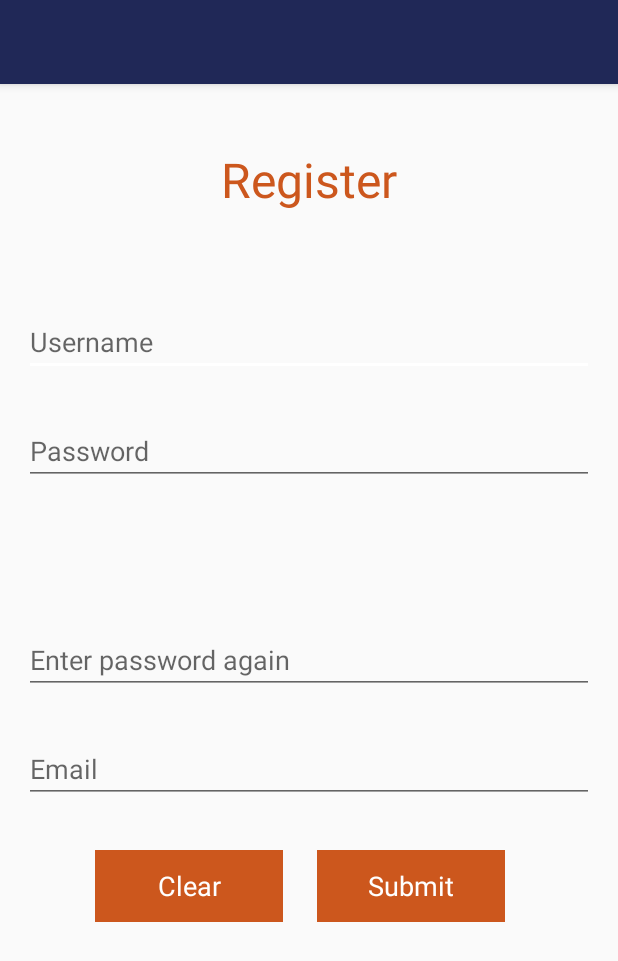
After one commit to JonoCX/ComicHub, an Android app: the Register screen opened directly, with no data from a screen before it, on a phone screen of 412 x 824 dp. The commit adds this screen. Shown: the top 961 px of the screen. Run offline under Robolectric (Android 15) with nearby library versions, the phone set to English and light mode, and no system bars.

Commit message:
initial development, two activities added.

```diff
--- a/app/src/main/AndroidManifest.xml
+++ b/app/src/main/AndroidManifest.xml
@@ -15,6 +15,8 @@
                 <category android:name="android.intent.category.LAUNCHER" />
             </intent-filter>
         </activity>
+        <activity android:name=".LandingScreen" />
+        <activity android:name=".Register"></activity>
     </application>
 
 </manifest>
--- a/app/src/main/java/uk/ac/ncl/j_carlton/comichub/MainActivity.java
+++ b/app/src/main/java/uk/ac/ncl/j_carlton/comichub/MainActivity.java
@@ -1,7 +1,9 @@
 package uk.ac.ncl.j_carlton.comichub;
 
+import android.content.Intent;
 import android.support.v7.app.AppCompatActivity;
 import android.os.Bundle;
+import android.view.View;
 
 public class MainActivity extends AppCompatActivity {
 
@@ -10,4 +12,14 @@ public class MainActivity extends AppCompatActivity {
         super.onCreate(savedInstanceState);
         setContentView(R.layout.activity_main);
     }
+
+    /**
+     * Move to the register activity, if the user
+     * clicks on its respective button
+     * @param view  the view which was click
+     */
+    public void goToRegister(View view) {
+        Intent intent = new Intent(this, Register.class);
+        startActivity(intent);
+    }
 }
--- /dev/null
+++ b/app/src/main/java/uk/ac/ncl/j_carlton/comichub/Register.java
@@ -0,0 +1,56 @@
+package uk.ac.ncl.j_carlton.comichub;
+
+import android.graphics.Color;
+import android.support.v7.app.AppCompatActivity;
+import android.os.Bundle;
+import android.view.View;
+import android.widget.EditText;
+import android.widget.TextView;
+import android.widget.Toast;
+
+public class Register extends AppCompatActivity {
+
+    EditText username;
+    EditText password_one;
+    EditText password_two;
+    EditText email;
+
+    @Override
+    protected void onCreate(Bundle savedInstanceState) {
+        super.onCreate(savedInstanceState);
+        setContentView(R.layout.activity_register);
+
+        // Find all of the activity elements by their IDs
+        username = (EditText) findViewById(R.id.username);
+        password_one = (EditText) findViewById(R.id.first_password);
+        password_two = (EditText) findViewById(R.id.second_password);
+        email = (EditText) findViewById(R.id.email);
+
+    }
+
+    /**
+     * Clear the form
+     * @param view  the view which was clicked
+     */
+    public void clearForm(View view) {
+        // finish the current activity
+        finish();
+
+        // restart itself
+        startActivity(getIntent());
+    }
+
+    /**
+     *
+     * @param view
+     */
+    public void submitForm(View view) {
+        // check for password equality
+        if (!(password_one.getText().toString().equals(password_two.getText().toString()))) {
+            Toast.makeText(getApplicationContext(), "Passwords do not match", Toast.LENGTH_LONG).show();
+            clearForm(view);
+        } else {
+
+        }
+    }
+}
--- /dev/null
+++ b/app/src/main/java/uk/ac/ncl/j_carlton/comichub/landingscreen.java
@@ -0,0 +1,13 @@
+package uk.ac.ncl.j_carlton.comichub;
+
+import android.support.v7.app.AppCompatActivity;
+import android.os.Bundle;
+
+public class LandingScreen extends AppCompatActivity {
+
+    @Override
+    protected void onCreate(Bundle savedInstanceState) {
+        super.onCreate(savedInstanceState);
+        setContentView(R.layout.activity_landingscreen);
+    }
+}
--- /dev/null
+++ b/app/src/main/res/layout/activity_landingscreen.xml
@@ -0,0 +1,23 @@
+<?xml version="1.0" encoding="utf-8"?>
+<RelativeLayout xmlns:android="http://schemas.android.com/apk/res/android"
+    xmlns:tools="http://schemas.android.com/tools"
+    android:layout_width="match_parent"
+    android:layout_height="match_parent"
+    android:paddingBottom="@dimen/activity_vertical_margin"
+    android:paddingLeft="@dimen/activity_horizontal_margin"
+    android:paddingRight="@dimen/activity_horizontal_margin"
+    android:paddingTop="@dimen/activity_vertical_margin"
+    tools:context=".LandingScreen"
+    android:background="#ffffff">
+
+    <!--<ImageView
+        android:layout_width="wrap_content"
+        android:layout_height="wrap_content"
+        android:id="@+id/imageView"
+        android:layout_marginTop="26dp"
+        android:src="@drawable/logo"
+        android:layout_alignParentTop="true"
+        android:layout_centerHorizontal="true" />-->
+
+
+</RelativeLayout>
--- a/app/src/main/res/layout/activity_main.xml
+++ b/app/src/main/res/layout/activity_main.xml
@@ -48,7 +48,8 @@
         android:id="@+id/register_btn"
         android:background="#cc571d"
         android:layout_alignTop="@+id/login_btn"
-        android:layout_alignStart="@+id/user_pass" />
+        android:layout_alignStart="@+id/user_pass"
+        android:onClick="goToRegister"/>
 
     <Button
         android:layout_width="125dp"
--- /dev/null
+++ b/app/src/main/res/layout/activity_register.xml
@@ -0,0 +1,93 @@
+<?xml version="1.0" encoding="utf-8"?>
+<RelativeLayout xmlns:android="http://schemas.android.com/apk/res/android"
+    xmlns:tools="http://schemas.android.com/tools"
+    android:layout_width="match_parent"
+    android:layout_height="match_parent"
+    android:paddingBottom="@dimen/activity_vertical_margin"
+    android:paddingLeft="@dimen/activity_horizontal_margin"
+    android:paddingRight="@dimen/activity_horizontal_margin"
+    android:paddingTop="@dimen/activity_vertical_margin"
+    tools:context="uk.ac.ncl.j_carlton.comichub.Register">
+
+    <TextView
+        android:layout_width="wrap_content"
+        android:layout_height="wrap_content"
+        android:text="Register"
+        android:id="@+id/textViewRegister"
+        android:layout_marginTop="26dp"
+        android:textColor="#cc571d"
+        android:textSize="32sp"
+        android:layout_alignParentTop="true"
+        android:layout_centerHorizontal="true" />
+
+    <EditText
+        android:layout_width="wrap_content"
+        android:layout_height="wrap_content"
+        android:id="@+id/username"
+        android:layout_marginTop="64dp"
+        android:hint="Username"
+        android:layout_below="@+id/textViewRegister"
+        android:layout_alignParentStart="true"
+        android:layout_alignEnd="@+id/second_password" />
+
+    <EditText
+        android:layout_width="wrap_content"
+        android:layout_height="wrap_content"
+        android:inputType="textPassword"
+        android:ems="10"
+        android:id="@+id/first_password"
+        android:hint="Password"
+        android:layout_below="@+id/username"
+        android:layout_alignParentStart="true"
+        android:layout_marginTop="27dp"
+        android:layout_alignEnd="@+id/username" />
+
+    <EditText
+        android:layout_width="wrap_content"
+        android:layout_height="wrap_content"
+        android:inputType="textPassword"
+        android:ems="10"
+        android:id="@+id/second_password"
+        android:layout_centerVertical="true"
+        android:layout_alignParentEnd="true"
+        android:layout_alignParentStart="true"
+        android:hint="Enter password again" />
+
+    <EditText
+        android:layout_width="wrap_content"
+        android:layout_height="wrap_content"
+        android:inputType="textEmailAddress"
+        android:ems="10"
+        android:id="@+id/email"
+        android:layout_below="@+id/second_password"
+        android:layout_alignParentStart="true"
+        android:layout_marginTop="27dp"
+        android:layout_alignEnd="@+id/second_password"
+        android:hint="Email" />
+
+    <Button
+        android:layout_width="125dp"
+        android:layout_height="wrap_content"
+        android:text="Submit"
+        android:id="@+id/submit_btn"
+        android:layout_marginTop="31dp"
+        android:layout_below="@+id/email"
+        android:layout_alignStart="@+id/textViewRegister"
+        android:layout_marginStart="64dp"
+        android:textColor="#ffffff"
+        android:background="#cc571d"
+        android:onClick="submitForm"/>
+
+    <Button
+        android:layout_width="125dp"
+        android:layout_height="wrap_content"
+        android:text="Clear"
+        android:id="@+id/reset_btn"
+        android:layout_marginStart="47dp"
+        android:textColor="#ffffff"
+        android:background="#cc571d"
+        android:layout_alignBottom="@+id/submit_btn"
+        android:layout_alignParentStart="true"
+        android:onClick="clearForm"/>
+
+</RelativeLayout>
```
